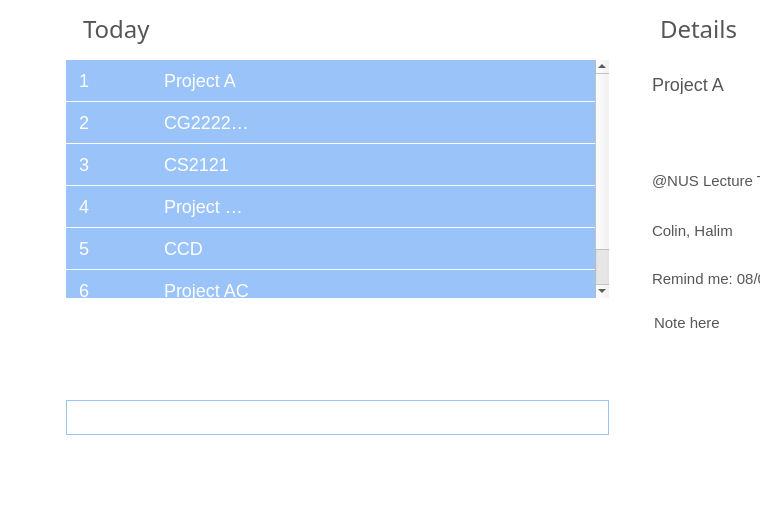
The window that TaskPad_library/mainwindow.ui (ashrayjain/TaskPad) describes before a commit, drawn with Qt 5; both pictures show x 0 to 760 and y 85 to 600 of the 1100 by 600 pixel window.
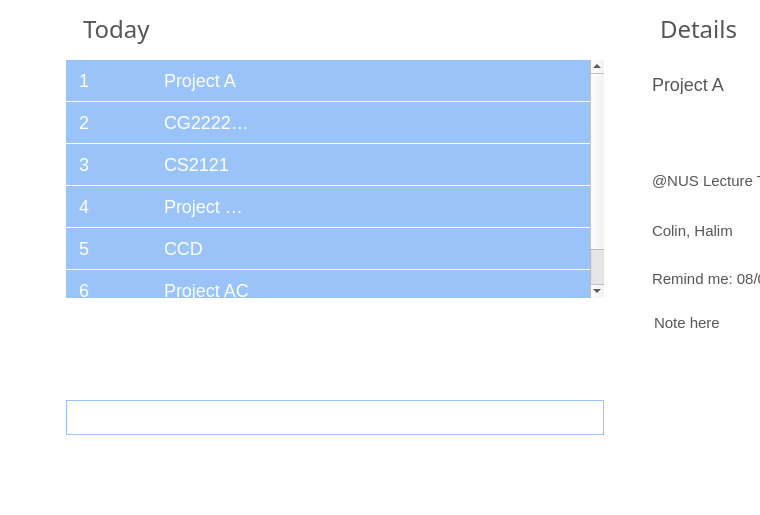
The same window after the commit. Icons and pictures are not drawn.

Commit message: ui: support input History other 1. fix drag & move bugs on buttons 2. make command bar single line

```diff
--- a/TaskPad_library/mainwindow.ui
+++ b/TaskPad_library/mainwindow.ui
@@ -60,7 +60,7 @@
      <rect>
       <x>9</x>
       <y>135</y>
-      <width>600</width>
+      <width>595</width>
       <height>248</height>
      </rect>
     </property>
@@ -208,7 +208,7 @@
      <rect>
       <x>9</x>
       <y>485</y>
-      <width>600</width>
+      <width>595</width>
       <height>35</height>
      </rect>
     </property>
```
Left out of the diff: 6 changed lines with no effect on the pictures. The commit also changes 3 other files.
